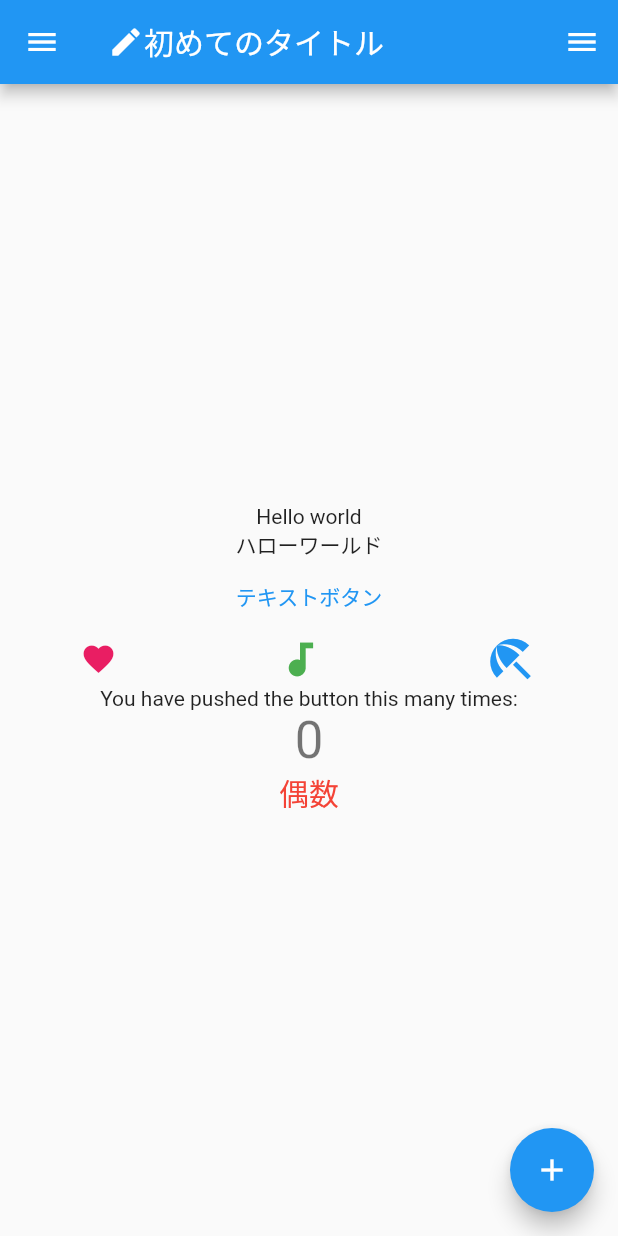
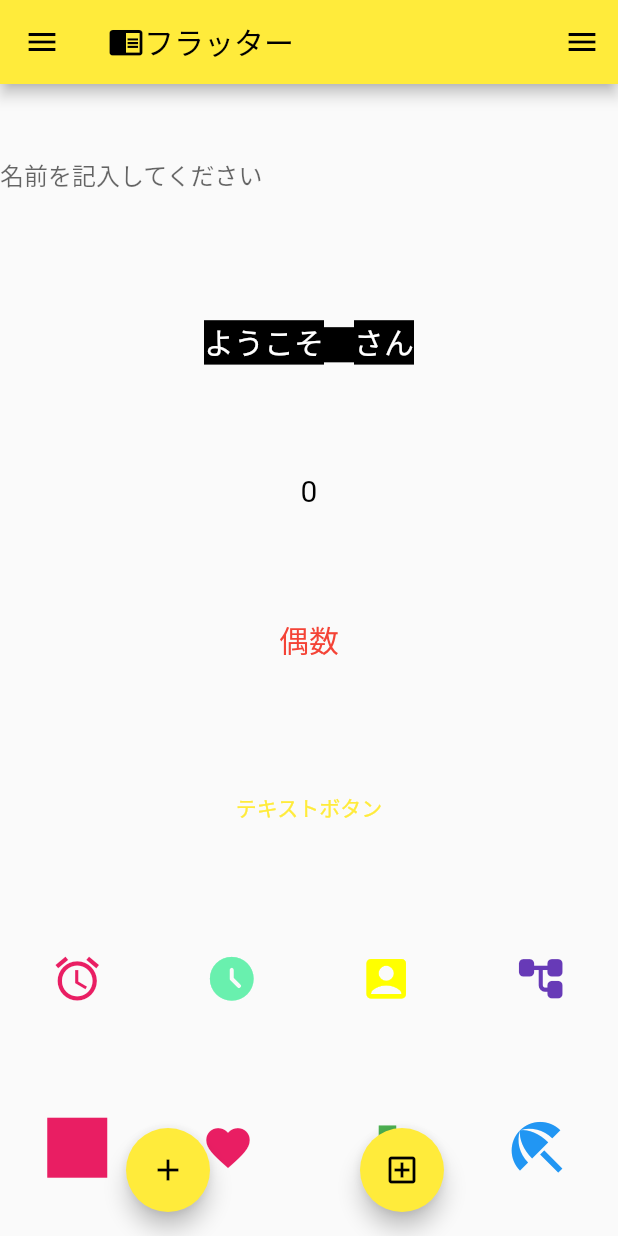
Before and after one commit to marlion01/flutter_projects, a Flutter app: the screen it shows after launch, on a phone screen of 412 x 824 dp. Run offline on Flutter 3.47's test engine with Material 2 defaults, Android fonts, the light colour scheme and no system bars.

Commit message:
mainブランチにコミット

```diff
--- a/lib/main.dart
+++ b/lib/main.dart
@@ -4,14 +4,15 @@ void main() {
 }
 class MyApp extends StatelessWidget {
   const MyApp({super.key});
+  static const String _title="Flutter　demoだお";
   @override
   Widget build(BuildContext context) {
     return MaterialApp(
-      title: 'Flutter Demo',
+      title: _title,
       theme: ThemeData(
-        primarySwatch: Colors.blue,
+        primarySwatch: Colors.yellow,
       ),
-      home: const MyHomePage(title: 'Flutter Demo Home Page'),
+      home: const MyHomePage(title: 'Home Page'),
     );
   }
 }
@@ -24,75 +25,149 @@ class MyHomePage extends StatefulWidget {
 }
 
 class _MyHomePageState extends State<MyHomePage> {
-  int _counter = 0;
+  int _counter = 0;//使われる変数の初期化
   String _type="偶数";
-  void _incrementCounter() {
+  String _name="";
+  void _incrementCounter() {//このHomePage で実際に使われる関数を前に定義してある
     setState(() {
       _counter++;
-      print("Hello world");
       if(_counter%2==0){
         _type="偶数";
       }else{
         _type="奇数";
       }
+      print("プラスのボタンが押されました　>>$_counter is $_type");
+    });
+    }
+  void _minusCounter(){
+    setState(() {
+      _counter--;
+      if(_counter%2==0){
+        _type="偶数";
+      }else{
+        _type="奇数";
+      }
+      print("マイナスのボタンが押されました>>$_counter is $_type");
     });
   }
   @override
-  Widget build(BuildContext context) {
+  Widget build(BuildContext context) {//ここから実際の絵画が始まる
     return Scaffold(
       appBar: AppBar(
         title: Row(children: const [
-          Icon(Icons.create),
-          Text("初めてのタイトル"),
+          Icon(Icons.chrome_reader_mode),
+          Text("フラッター"),
         ]),
       ),
       drawer: const Drawer(child: Center(child: Text("Drawer"))),
       endDrawer: const Drawer(child: Center(child: Text("EndDrawer"))),
       body: Column(
-        mainAxisAlignment: MainAxisAlignment.center,
+        mainAxisAlignment: MainAxisAlignment.spaceAround,
         children: [
-          const Text("Hello world"),
-          const Text("ハローワールド"),
+        Container(
+        width: double.infinity,
+        child: TextField(
+          decoration: InputDecoration(
+              border: InputBorder.none,
+              hintText: '名前を記入してください',
+          ),
+          onChanged: (text){
+            _name=text;
+          }
+        ),
+        ),
+      Text(
+        'ようこそ　$_nameさん',
+        style:TextStyle(
+          fontSize: 20,
+          color: Colors.white,
+          backgroundColor: Colors.black,
+        )
+      ),
+      Text(
+        '$_counter',
+        style: TextStyle(
+          fontSize: 20,
+          color:Colors.black
+        ),
+      ),
+          Text('$_type',
+              style: TextStyle(fontSize: 20, color: Colors.red)),
           TextButton(onPressed: ()=>{print("ボタンが押されました")},
               child: const Text("テキストボタン"),
+          ),
+          Row(
+            mainAxisAlignment: MainAxisAlignment.spaceAround,
+            children: const[
+              Icon(
+                Icons.access_alarm,
+                color: Colors.pink,
+                size:35.0,
+              ),
+              Icon(
+                Icons.access_time_filled_rounded,
+                color:Colors.greenAccent,
+                size: 35.0,
+              ),
+              Icon(
+                Icons.account_box,
+                color:Colors.yellowAccent,
+                size: 35.0,
+              ),
+              Icon(
+                Icons.account_tree_rounded,
+                color: Colors.deepPurple,
+                size: 35.0,
+              )
+            ],
           ),
           Row(
             //横にWidgetを配置する「列を実現するWidget」
             mainAxisAlignment: MainAxisAlignment.spaceAround,
             //の要素を等間隔で表示するというプロパティ値
-            children:const[
+            children:[
+              Container(
+                width: 40.0,
+                height: 40.0,
+                decoration: BoxDecoration(
+                  color:Colors.pink,
+                  )
+                ),
               Icon(
                 Icons.favorite,
                 color: Colors.pink,
-                size: 24.0,
+                size: 35.0,
               ),
               Icon(
                 Icons.audiotrack,
                 color: Colors.green,
-                size: 30.0,
+                size: 40.0,
               ),
               Icon(
                 Icons.beach_access,
                 color: Colors.blue,
-                size: 36.0,
+                size: 45.0,
               ),
-            ]
+
+            ],
           ),
-          const Text(
-            'You have pushed the button this many times:',
-          ),
-          Text(
-            '$_counter',
-            style: Theme.of(context).textTheme.headline4,
-          ),
-          Text('$_type', style: TextStyle(fontSize: 20, color: Colors.red))
         ],
       ),
-      floatingActionButton: FloatingActionButton(
-        onPressed: _incrementCounter,
-        tooltip: 'Increment',
-        child: const Icon(Icons.add),
-      ),
-    );
+        floatingActionButton: Row(
+          mainAxisAlignment: MainAxisAlignment.spaceEvenly,
+          children: [
+          FloatingActionButton(
+          onPressed: _incrementCounter,
+          tooltip: 'Increment',
+          child: const Icon(Icons.add),
+          ),
+            FloatingActionButton(
+                onPressed: _minusCounter,
+              tooltip:'minus',
+              child:const Icon(Icons.add_box_outlined)
+            )
+          ],
+        )
+      );
   }
 }
```
